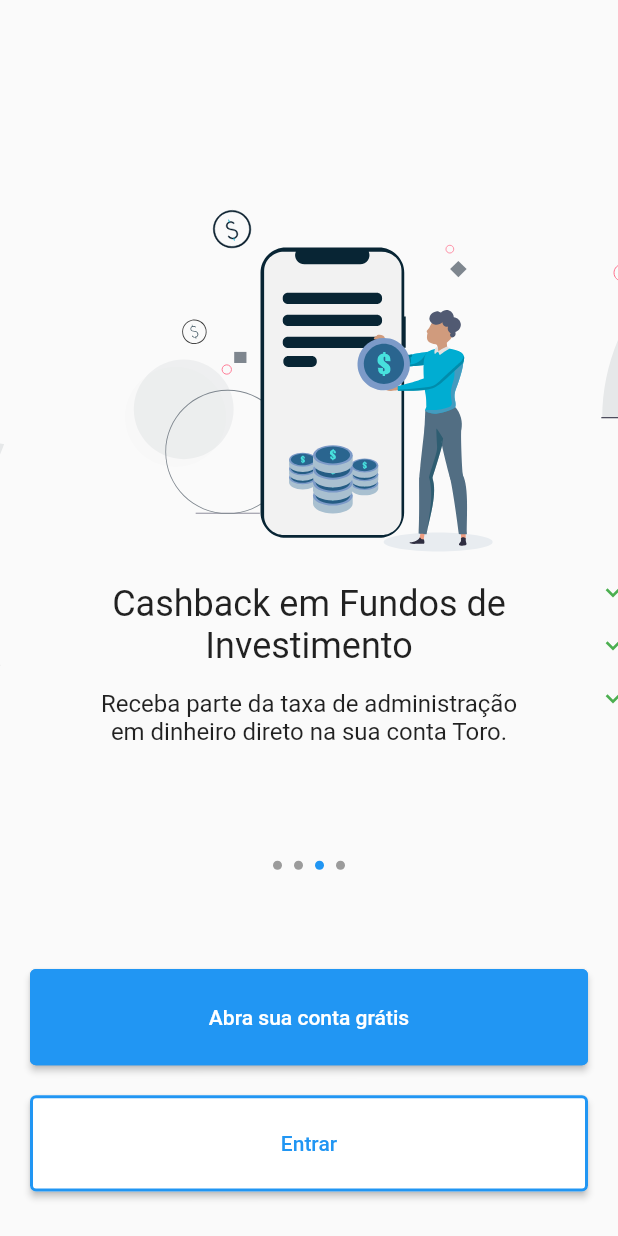
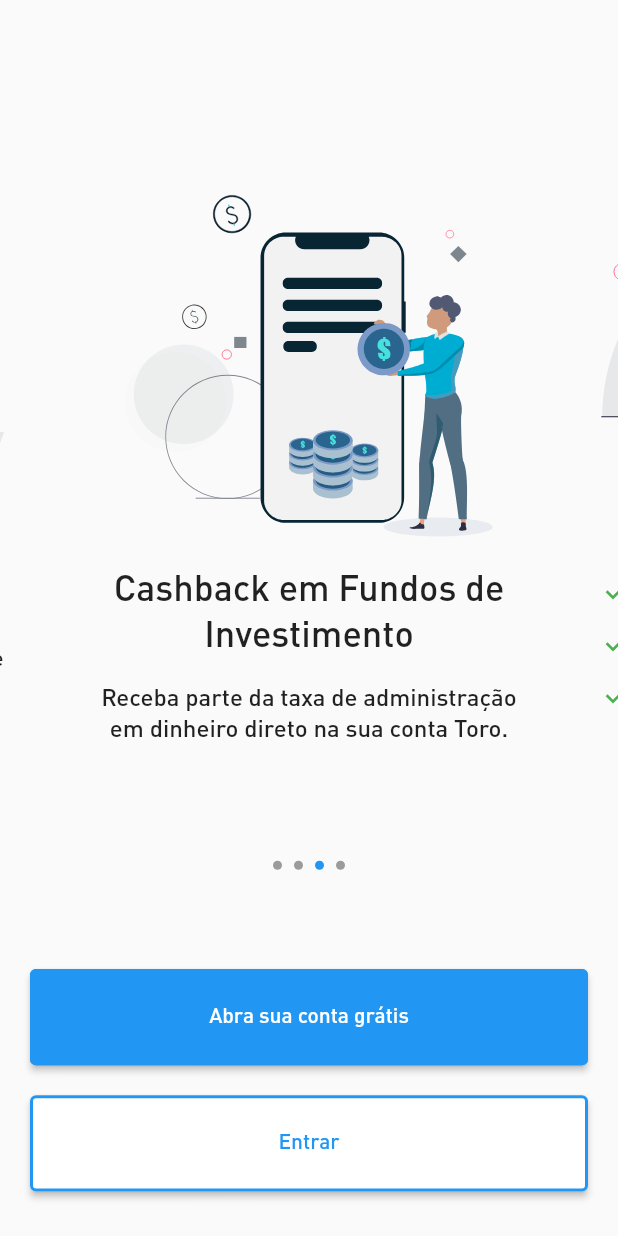
Before and after one commit to MatheusMontanha/desafio, a Flutter app: the screen it shows after launch, swiped to page 3, on a phone screen of 412 x 824 dp. Run offline on Flutter 3.47's test engine with Material 2 defaults, Android fonts, the phone set to English and light mode, and no system bars; drawn by our look-alikes of carousel_slider, smooth_page_indicator; our stand-ins replace equatable, flutter_bloc, flutter_svg; project files that could hold a hidden picture were left out.

Commit message:
Add style font

```diff
--- a/technical_case/lib/main.dart
+++ b/technical_case/lib/main.dart
@@ -16,6 +16,7 @@ class MyApp extends StatelessWidget {
       title: 'Flutter Demo',
       theme: ThemeData(
         primarySwatch: Colors.blue,
+        fontFamily: 'DinPro',
       ),
       home: const SplashScreenWidget(),
       onGenerateRoute: router.generateRoute,
--- a/technical_case/lib/modules/onboarding_module/widgets/onboarding_last_step_widget.dart
+++ b/technical_case/lib/modules/onboarding_module/widgets/onboarding_last_step_widget.dart
@@ -43,7 +43,7 @@ class OnboardingLastStepWidget extends StatelessWidget {
               ),
               getRowWithText(topics[0]),
               getRowWithText(topics[1]),
-              getRowWithText(topics[1]),
+              getRowWithText(topics[2]),
             ],
           ),
         ),
@@ -61,10 +61,10 @@ class OnboardingLastStepWidget extends StatelessWidget {
         const SizedBox(
           width: 10,
         ),
-        Text(
-          text,
-          style: const TextStyle(
-            fontSize: 16,
+        Flexible(
+          child: Text(
+            text,
+            style: const TextStyle(fontSize: 16, color: Colors.grey),
           ),
         ),
       ],
```
Also changed, not shown: technical_case/pubspec.yaml (+6 -14 lines), technical_case/fonts/DINPro-Bold.ttf (added), technical_case/fonts/DINPro-Medium.ttf (added), technical_case/fonts/DINPro.ttf (added), technical_case/fonts/ToroIcons.ttf (added).
